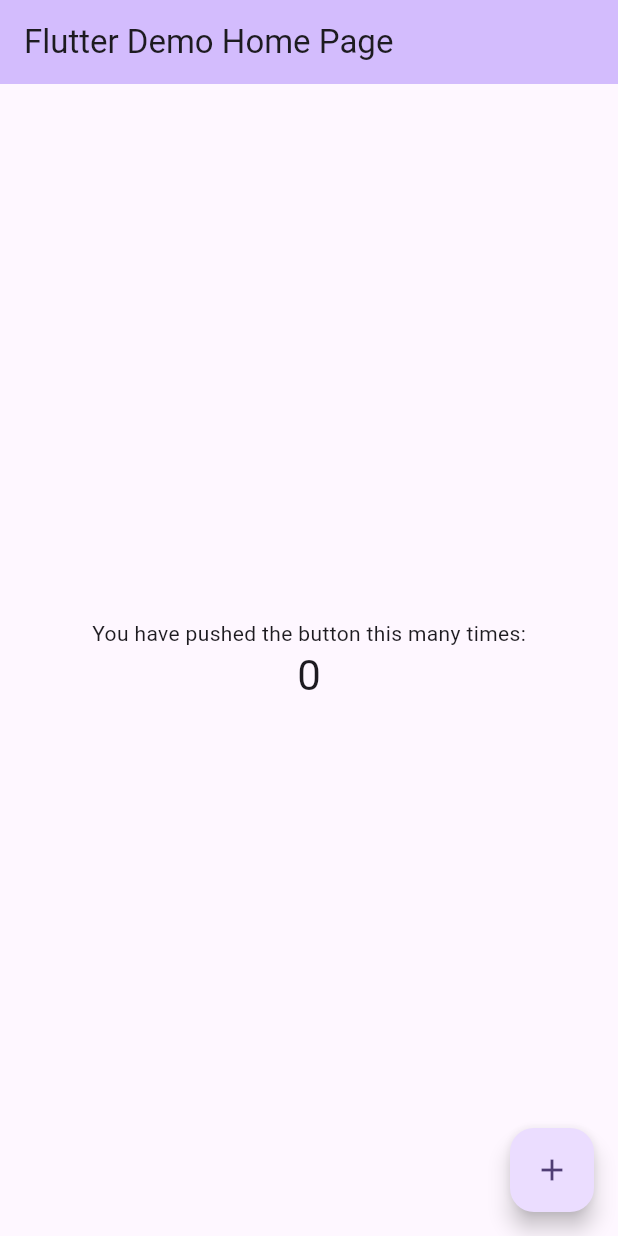
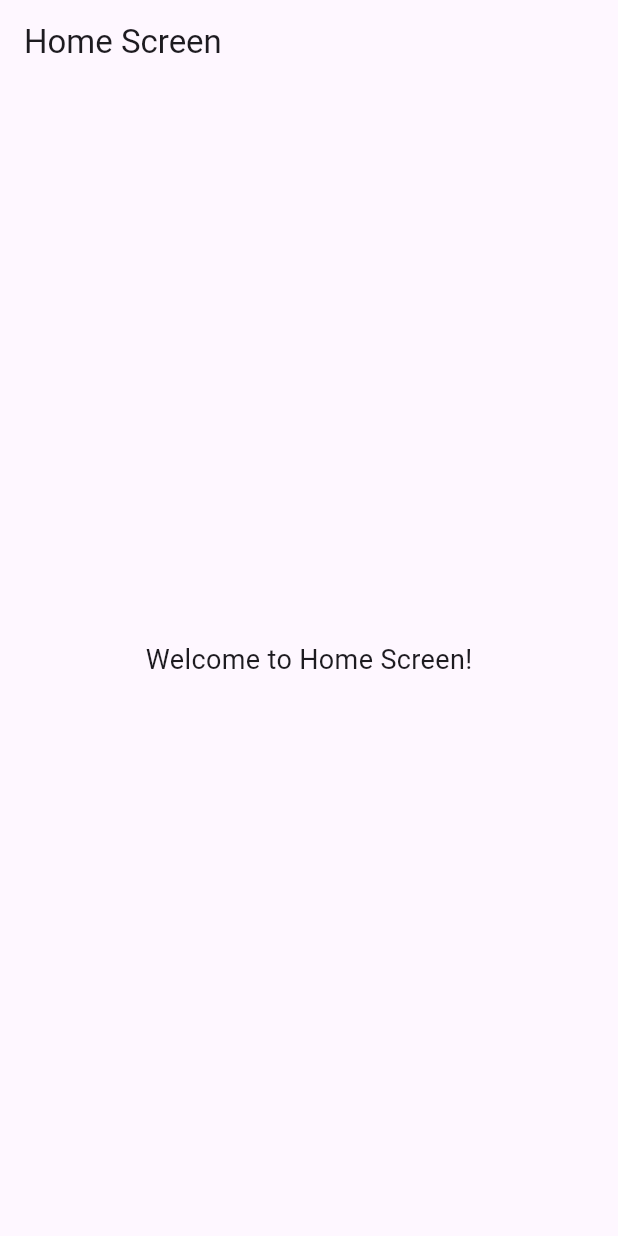
Before and after one commit to ay05386/InspireTrainingCenter, a Flutter app: the screen it shows after launch, on a phone screen of 412 x 824 dp. Run offline on Flutter 3.47's test engine with Material 3 defaults, Android fonts, the phone set to English and light mode, and no system bars; our stand-ins replace flutter_riverpod.

Commit message:
working home screen commit

```diff
--- a/lib/main.dart
+++ b/lib/main.dart
@@ -1,125 +1,25 @@
 import 'package:flutter/material.dart';
+import 'package:flutter_riverpod/flutter_riverpod.dart';
+import 'package:inspire_training_center/screens/homescreen.dart'; // Your home screen file
 
 void main() {
-  runApp(const MyApp());
+  runApp(
+    const ProviderScope(
+      child: MyApp(),
+    ),
+  );
 }
 
 class MyApp extends StatelessWidget {
   const MyApp({super.key});
 
-  // This widget is the root of your application.
   @override
   Widget build(BuildContext context) {
     return MaterialApp(
-      title: 'Flutter Demo',
-      theme: ThemeData(
-        // This is the theme of your application.
-        //
-        // TRY THIS: Try running your application with "flutter run". You'll see
-        // the application has a purple toolbar. Then, without quitting the app,
-        // try changing the seedColor in the colorScheme below to Colors.green
-        // and then invoke "hot reload" (save your changes or press the "hot
-        // reload" button in a Flutter-supported IDE, or press "r" if you used
-        // the command line to start the app).
-        //
-        // Notice that the counter didn't reset back to zero; the application
-        // state is not lost during the reload. To reset the state, use hot
-        // restart instead.
-        //
-        // This works for code too, not just values: Most code changes can be
-        // tested with just a hot reload.
-        colorScheme: ColorScheme.fromSeed(seedColor: Colors.deepPurple),
-        useMaterial3: true,
-      ),
-      home: const MyHomePage(title: 'Flutter Demo Home Page'),
+      title: 'Inspire Training Center',
+      home: const HomeScreen(),
+      debugShowCheckedModeBanner: false,
+      theme: ThemeData(useMaterial3: true),
     );
   }
 }
-
-class MyHomePage extends StatefulWidget {
-  const MyHomePage({super.key, required this.title});
-
-  // This widget is the home page of your application. It is stateful, meaning
-  // that it has a State object (defined below) that contains fields that affect
-  // how it looks.
-
-  // This class is the configuration for the state. It holds the values (in this
-  // case the title) provided by the parent (in this case the App widget) and
-  // used by the build method of the State. Fields in a Widget subclass are
-  // always marked "final".
-
-  final String title;
-
-  @override
-  State<MyHomePage> createState() => _MyHomePageState();
-}
-
-class _MyHomePageState extends State<MyHomePage> {
-  int _counter = 0;
-
-  void _incrementCounter() {
-    setState(() {
-      // This call to setState tells the Flutter framework that something has
-      // changed in this State, which causes it to rerun the build method below
-      // so that the display can reflect the updated values. If we changed
-      // _counter without calling setState(), then the build method would not be
-      // called again, and so nothing would appear to happen.
-      _counter++;
-    });
-  }
-
-  @override
-  Widget build(BuildContext context) {
-    // This method is rerun every time setState is called, for instance as done
-    // by the _incrementCounter method above.
-    //
-    // The Flutter framework has been optimized to make rerunning build methods
-    // fast, so that you can just rebuild anything that needs updating rather
-    // than having to individually change instances of widgets.
-    return Scaffold(
-      appBar: AppBar(
-        // TRY THIS: Try changing the color here to a specific color (to
-        // Colors.amber, perhaps?) and trigger a hot reload to see the AppBar
-        // change color while the other colors stay the same.
-        backgroundColor: Theme.of(context).colorScheme.inversePrimary,
-        // Here we take the value from the MyHomePage object that was created by
-        // the App.build method, and use it to set our appbar title.
-        title: Text(widget.title),
-      ),
-      body: Center(
-        // Center is a layout widget. It takes a single child and positions it
-        // in the middle of the parent.
-        child: Column(
-          // Column is also a layout widget. It takes a list of children and
-          // arranges them vertically. By default, it sizes itself to fit its
-          // children horizontally, and tries to be as tall as its parent.
-          //
-          // Column has various properties to control how it sizes itself and
-          // how it positions its children. Here we use mainAxisAlignment to
-          // center the children vertically; the main axis here is the vertical
-          // axis because Columns are vertical (the cross axis would be
-          // horizontal).
-          //
-          // TRY THIS: Invoke "debug painting" (choose the "Toggle Debug Paint"
-          // action in the IDE, or press "p" in the console), to see the
-          // wireframe for each widget.
-          mainAxisAlignment: MainAxisAlignment.center,
-          children: <Widget>[
-            const Text(
-              'You have pushed the button this many times:',
-            ),
-            Text(
-              '$_counter',
-              style: Theme.of(context).textTheme.headlineMedium,
-            ),
-          ],
-        ),
-      ),
-      floatingActionButton: FloatingActionButton(
-        onPressed: _incrementCounter,
-        tooltip: 'Increment',
-        child: const Icon(Icons.add),
-      ), // This trailing comma makes auto-formatting nicer for build methods.
-    );
-  }
-}
--- /dev/null
+++ b/lib/screens/homescreen.dart
@@ -0,0 +1,20 @@
+import 'package:flutter/material.dart';
+
+class HomeScreen extends StatelessWidget {
+  const HomeScreen({Key? key}) : super(key: key);
+
+  @override
+  Widget build(BuildContext context) {
+    return Scaffold(
+      appBar: AppBar(
+        title: const Text('Home Screen'),
+      ),
+      body: const Center(
+        child: Text(
+          'Welcome to Home Screen!',
+          style: TextStyle(fontSize: 18),
+        ),
+      ),
+    );
+  }
+}
--- a/pubspec.yaml
+++ b/pubspec.yaml
@@ -28,6 +28,9 @@ environment:
 # the latest version available on pub.dev. To see which dependencies have newer
 # versions available, run `flutter pub outdated`.
 dependencies:
+  flutter_riverpod: ^2.4.8
+  go_router: ^14.0.0
+  dio: ^5.3.3
   flutter:
     sdk: flutter
 
```
Also changed, not shown: lib/screens/loginscreen.dart (added, +20 -0 lines), lib/screens/profilescreen.dart (added, +20 -0 lines), pubspec.lock.
